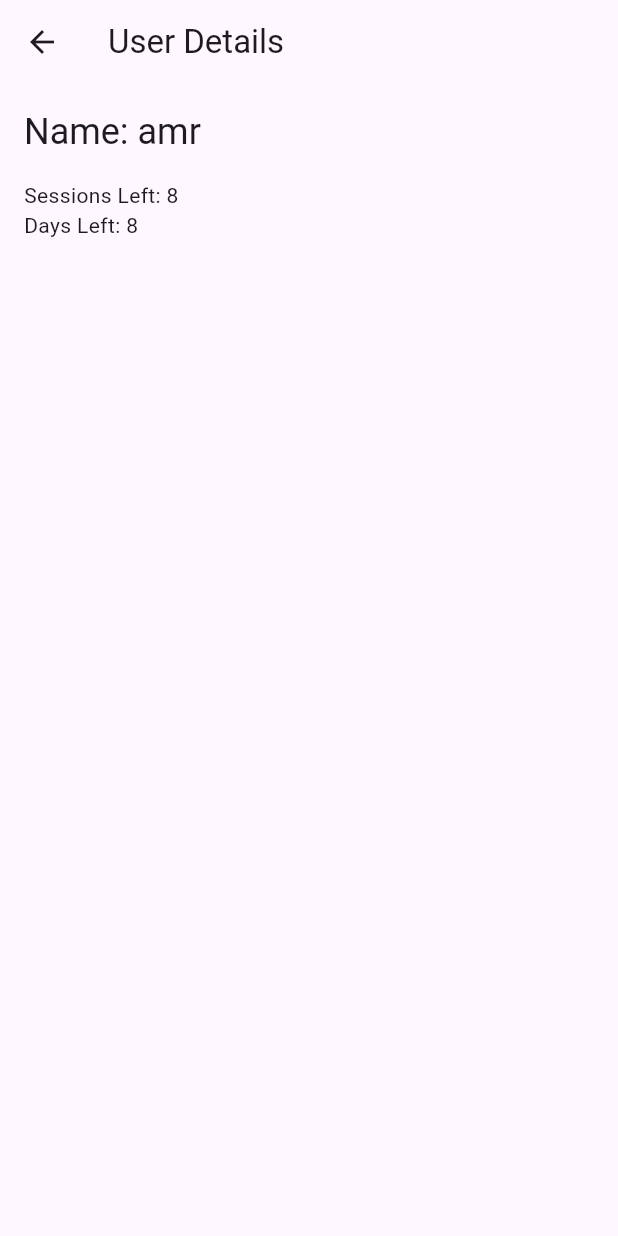
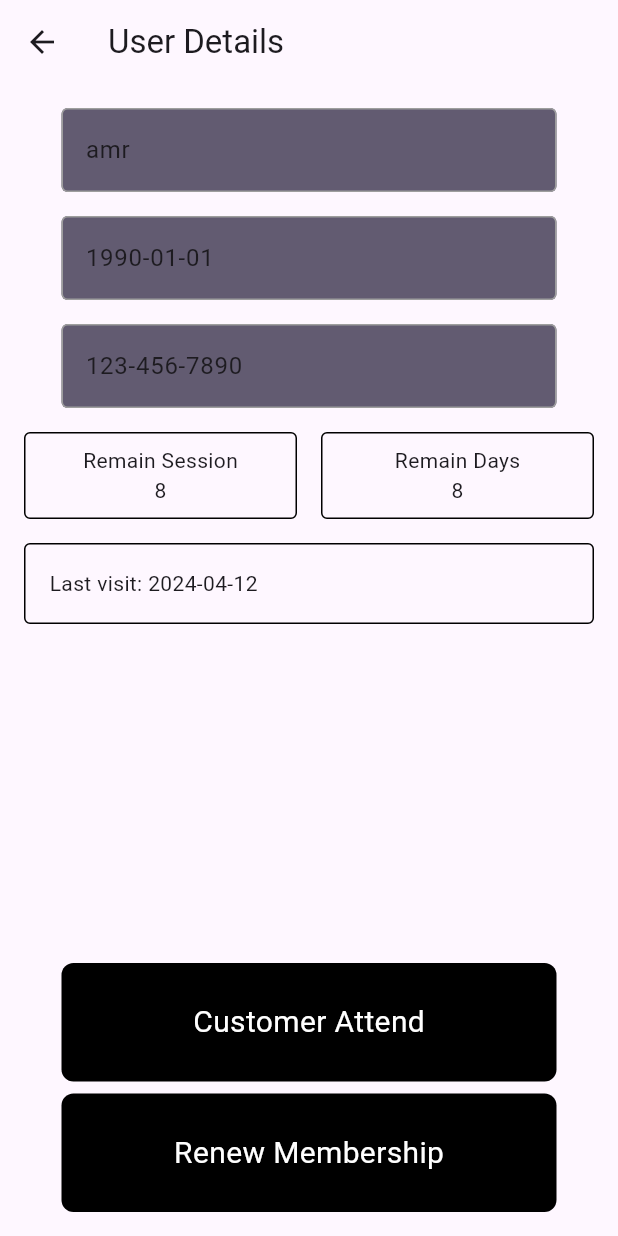
Before and after one commit to a-amrashraf/Attend-app, a Flutter app: the UsersList screen opened by its route, after a tap on "amr", on a phone screen of 412 x 824 dp. Run offline on Flutter 3.47's test engine with Material 3 defaults, Android fonts, the phone set to English and light mode, and no system bars.

Commit message:
modifying the user details page

```diff
--- a/attend_app/lib/pages/Users_list.dart
+++ b/attend_app/lib/pages/Users_list.dart
@@ -12,8 +12,22 @@ class UsersList extends StatefulWidget {
 class _UsersListState extends State<UsersList> {
   // Sample data - this would typically come from a database
   List<Map<String, dynamic>> users = [
-    {"name": "amr", "sessionsLeft": 8, "daysLeft": 8},
-    {"name": "omar", "sessionsLeft": 9, "daysLeft": 20},
+    {
+      "name": "amr",
+      "sessionsLeft": 8,
+      "daysLeft": 8,
+      "birthdate": "1990-01-01",
+      "phone": "123-456-7890",
+      "attendanceInfo": "Last visit: 2024-04-12",
+    },
+    {
+      "name": "omar",
+      "sessionsLeft": 9,
+      "daysLeft": 20,
+      "birthdate": "1992-05-15",
+      "phone": "098-765-4321",
+      "attendanceInfo": "Last visit: 2024-04-10",
+    },
   ];
 
   void decrementSession(int index) {
--- a/attend_app/lib/pages/user_details.dart
+++ b/attend_app/lib/pages/user_details.dart
@@ -1,4 +1,6 @@
 import 'package:flutter/material.dart';
+import 'package:attend_app/components/text_field.dart';
+import 'package:attend_app/components/buttons.dart';
 
 class UserDetails extends StatelessWidget {
   final Map<String, dynamic> user;
@@ -12,15 +14,85 @@ class UserDetails extends StatelessWidget {
       body: Padding(
         padding: const EdgeInsets.all(16.0),
         child: Column(
-          crossAxisAlignment: CrossAxisAlignment.start,
           children: [
-            Text(
-              'Name: ${user['name']}',
-              style: Theme.of(context).textTheme.headlineSmall,
+            MyTextfield(
+              hintText: 'Name',
+              obsecureText: false,
+              controller: TextEditingController(text: user['name']),
             ),
             SizedBox(height: 16),
-            Text('Sessions Left: ${user['sessionsLeft']}'),
-            Text('Days Left: ${user['daysLeft']}'),
+            MyTextfield(
+              hintText: 'Birthdate',
+              obsecureText: false,
+              controller: TextEditingController(text: user['birthdate']),
+            ),
+            SizedBox(height: 16),
+            MyTextfield(
+              hintText: 'Phone Number',
+              obsecureText: false,
+              controller: TextEditingController(text: user['phone']),
+            ),
+            SizedBox(height: 16),
+            Row(
+              children: [
+                Expanded(
+                  child: Container(
+                    padding: EdgeInsets.all(8),
+                    decoration: BoxDecoration(
+                      border: Border.all(),
+                      borderRadius: BorderRadius.circular(4),
+                    ),
+                    child: Column(
+                      children: [
+                        Text('Remain Session'),
+                        Text('${user['sessionsLeft']}'),
+                      ],
+                    ),
+                  ),
+                ),
+                SizedBox(width: 16),
+                Expanded(
+                  child: Container(
+                    padding: EdgeInsets.all(8),
+                    decoration: BoxDecoration(
+                      border: Border.all(),
+                      borderRadius: BorderRadius.circular(4),
+                    ),
+                    child: Column(
+                      children: [
+                        Text('Remain Days'),
+                        Text('${user['daysLeft']}'),
+                      ],
+                    ),
+                  ),
+                ),
+              ],
+            ),
+            SizedBox(height: 16),
+            Container(
+              width: double.infinity,
+              padding: EdgeInsets.all(16),
+              decoration: BoxDecoration(
+                border: Border.all(),
+                borderRadius: BorderRadius.circular(4),
+              ),
+              child: Text(user['attendanceInfo'] ?? 'No attendance info'),
+            ),
+            Spacer(),
+            MyButton(
+              text: 'Customer Attend',
+              onTap: () {
+                // TODO: Implement attendance logic
+                Navigator.pop(context);
+              },
+            ),
+            SizedBox(height: 8),
+            MyButton(
+              text: 'Renew Membership',
+              onTap: () {
+                // TODO: Implement renewal logic
+              },
+            ),
           ],
         ),
       ),
```
Also changed, not shown: attend_app/lib/pages/user_details_page.dart (added).
